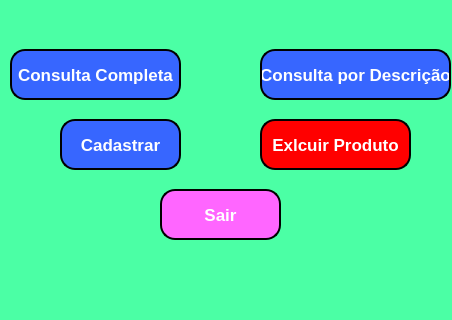
marceloamaro/Pratica_BD, file Projeto/segunda.ui: the form before one commit; both pictures show x 0 to 452 and y 231 to 551 of the 452 by 551 pixel window.
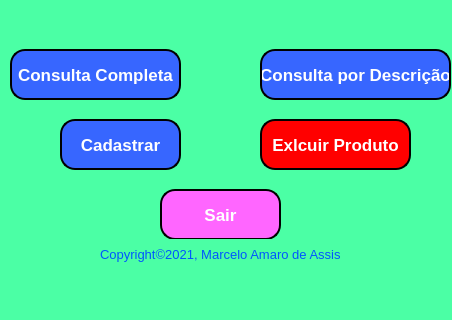
The form after the commit. Icons and pictures are not drawn.

The edit to the form file:
```diff
--- a/Projeto/segunda.ui
+++ b/Projeto/segunda.ui
@@ -61,27 +61,6 @@
      <pixmap>usuario.png</pixmap>
     </property>
    </widget>
-   <widget class="QLabel" name="label_4">
-    <property name="geometry">
-     <rect>
-      <x>80</x>
-      <y>490</y>
-      <width>241</width>
-      <height>31</height>
-     </rect>
-    </property>
-    <property name="font">
-     <font>
-      <pointsize>13</pointsize>
-     </font>
-    </property>
-    <property name="styleSheet">
-     <string notr="true">color: rgb(255, 255, 127);</string>
-    </property>
-    <property name="text">
-     <string/>
-    </property>
-   </widget>
    <widget class="QPushButton" name="pushButton_3">
     <property name="geometry">
      <rect>
@@ -218,14 +197,35 @@
      <string>Sair</string>
     </property>
    </widget>
+   <widget class="QLabel" name="label_8">
+    <property name="geometry">
+     <rect>
+      <x>100</x>
+      <y>470</y>
+      <width>251</width>
+      <height>31</height>
+     </rect>
+    </property>
+    <property name="font">
+     <font>
+      <pointsize>10</pointsize>
+     </font>
+    </property>
+    <property name="styleSheet">
+     <string notr="true">color: rgb(0, 85, 255);</string>
+    </property>
+    <property name="text">
+     <string>Copyright©2021, Marcelo Amaro de Assis</string>
+    </property>
+   </widget>
    <zorder>label_2</zorder>
    <zorder>pushButton</zorder>
-   <zorder>label_4</zorder>
    <zorder>pushButton_3</zorder>
    <zorder>label_5</zorder>
    <zorder>pushButton_2</zorder>
    <zorder>pushButton_4</zorder>
    <zorder>pushButton_5</zorder>
+   <zorder>label_8</zorder>
   </widget>
   <widget class="QMenuBar" name="menubar">
    <property name="geometry">
```
